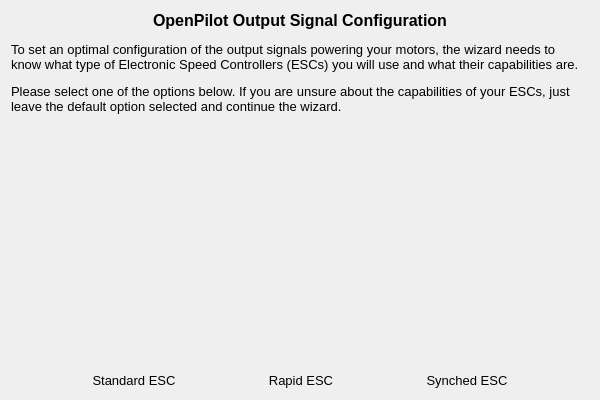
openpilot/OpenPilot, file ground/openpilotgcs/src/plugins/setupwizard/pages/escpage.ui: the form before one commit.
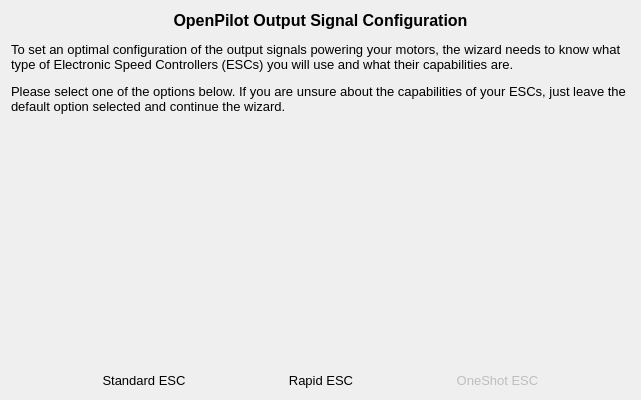
The form after the commit. Icons and pictures are not drawn.

```diff
--- a/ground/openpilotgcs/src/plugins/setupwizard/pages/escpage.ui
+++ b/ground/openpilotgcs/src/plugins/setupwizard/pages/escpage.ui
@@ -6,7 +6,7 @@
    <rect>
     <x>0</x>
     <y>0</y>
-    <width>600</width>
+    <width>641</width>
     <height>400</height>
    </rect>
   </property>
@@ -140,7 +140,10 @@
       </widget>
      </item>
      <item>
-      <widget class="QToolButton" name="synchedESCButton">
+      <widget class="QToolButton" name="oneshotESCButton">
+       <property name="enabled">
+        <bool>false</bool>
+       </property>
        <property name="font">
         <font>
          <pointsize>10</pointsize>
@@ -153,7 +156,7 @@
         <string notr="true">QToolButton { border: none }</string>
        </property>
        <property name="text">
-        <string>Synched ESC</string>
+        <string>OneShot ESC</string>
        </property>
        <property name="icon">
         <iconset resource="../wizardResources.qrc">
```
Left out of the diff: 4 changed lines with no effect on the pictures.
